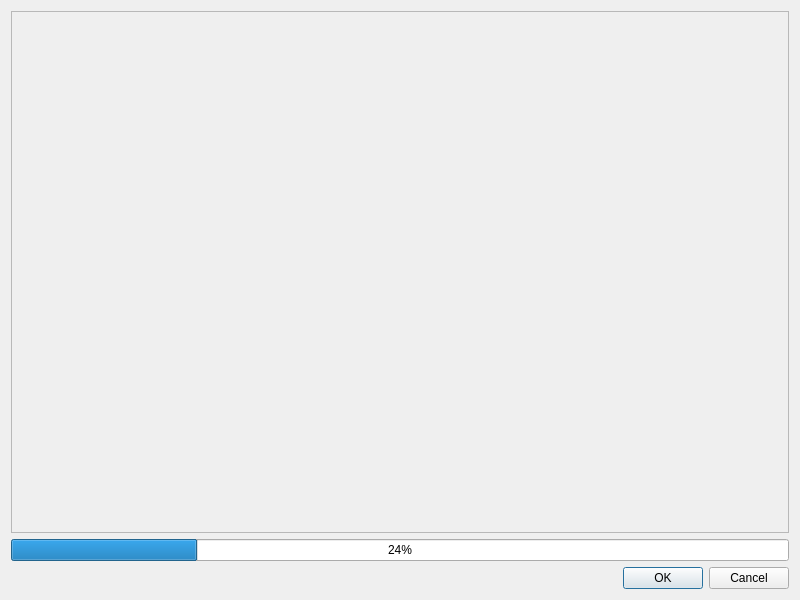
Qt form KAMEditor/gui/gcodeswebviewdialog.ui (Xtail96/SML) before a commit.
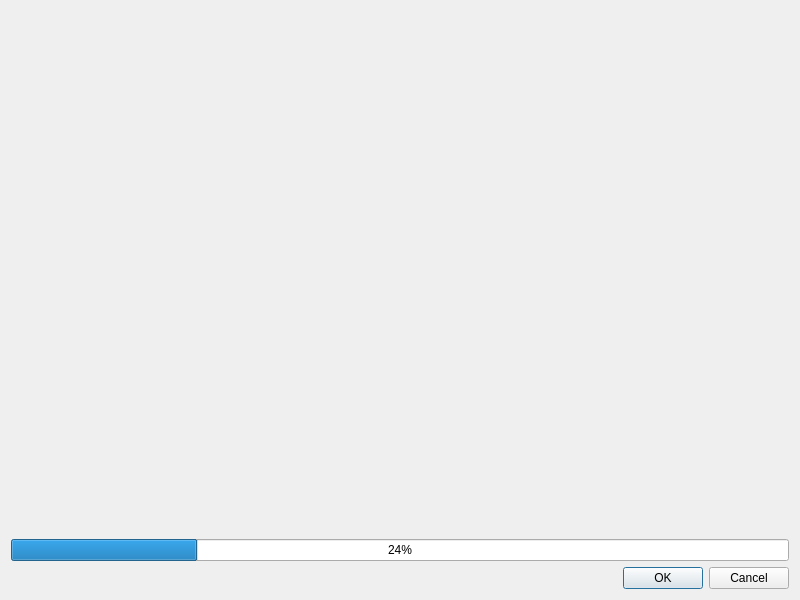
The same form after that commit.

Commit message: Обновление задач

What changed in the file:
```diff
--- a/KAMEditor/gui/gcodeswebviewdialog.ui
+++ b/KAMEditor/gui/gcodeswebviewdialog.ui
@@ -23,7 +23,7 @@
    <item row="0" column="0">
     <widget class="QFrame" name="frame">
      <property name="frameShape">
-      <enum>QFrame::StyledPanel</enum>
+      <enum>QFrame::NoFrame</enum>
      </property>
      <property name="frameShadow">
       <enum>QFrame::Raised</enum>
```
Left out of the diff: 2 changed lines with no effect on the pictures. The commit also changes 2 other files.
